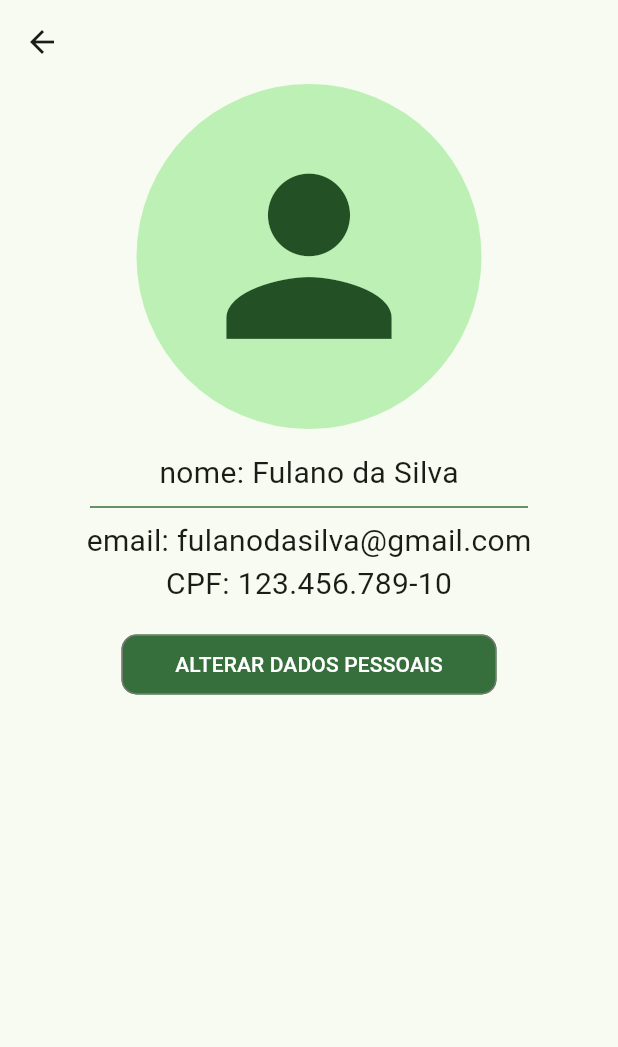
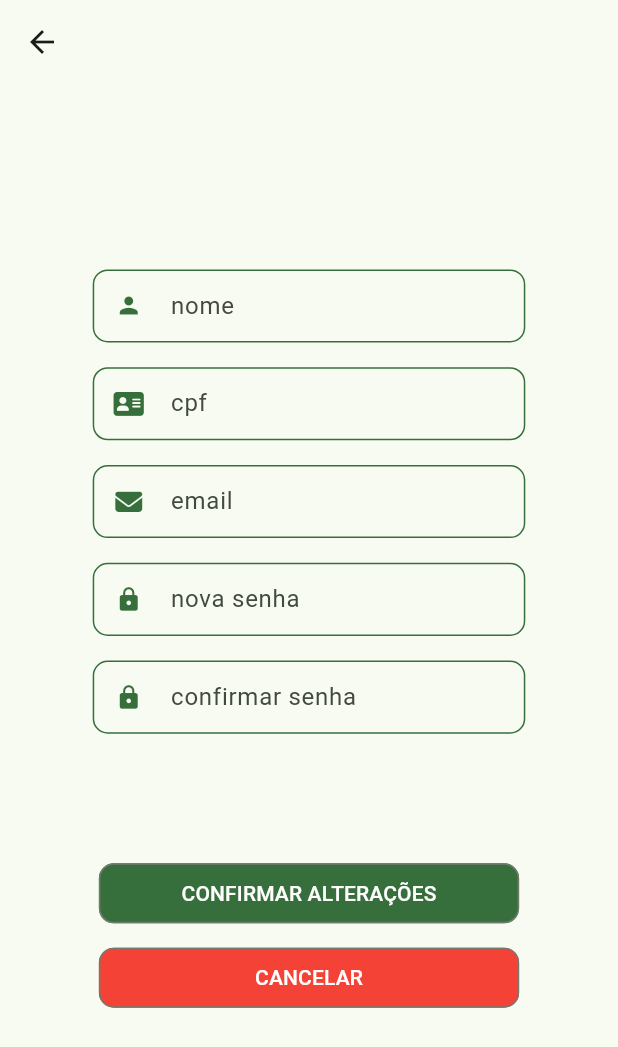
Before and after one commit to Draminhon/InvenTur, a Flutter app: the ContaPesquisador screen opened by its route, after a tap on "ALTERAR DADOS PESSOAIS", on a phone screen of 412 x 824 dp. Shown: the top 1047 px of the screen. Run offline on Flutter 3.47's test engine with Material 3 defaults, Android fonts, the phone set to English and light mode, and no system bars; our stand-ins replace font_awesome_flutter, google_fonts, mask_text_input_formatter.

Commit message:
adicionando a opção de alterar cadastro no perfil do pesquisador

```diff
--- a/src/inventur/lib/main.dart
+++ b/src/inventur/lib/main.dart
@@ -15,6 +15,7 @@ import 'package:inventur/pages/recover/passwordrecover_page.dart';
 import 'package:inventur/pages/home/Pesquisador/forms/formB.dart';
 import 'package:inventur/pages/home/Pesquisador/forms/formC.dart';
 import 'package:inventur/pages/home/Pesquisador/perfil_pesquisador.dart';
+import 'package:inventur/pages/home/Pesquisador/alterarDados-pesquisador.dart';
 
 void main() {
   WidgetsFlutterBinding.ensureInitialized();
@@ -50,7 +51,8 @@ class MyApp extends StatelessWidget {
         '/FormB': (_) => FormularioB(),
         '/FormC': (_) => FormularioC(),
         '/A': (_) => A(),
-        '/PerfilPesquisador': (_) => ContaPesquisador()
+        '/PerfilPesquisador': (_) => ContaPesquisador(),
+        '/AlterarDados': (_) => AlterarCadastro()
       },
     );
   }
--- /dev/null
+++ b/src/inventur/lib/pages/home/Pesquisador/alterarDados-pesquisador.dart
@@ -0,0 +1,162 @@
+import 'package:flutter/material.dart';
+import 'package:font_awesome_flutter/font_awesome_flutter.dart';
+
+class AlterarCadastro extends StatelessWidget {
+  @override
+  Widget build(BuildContext context) {
+    final sizeScreen = MediaQuery.sizeOf(context);
+    return Scaffold(
+        appBar: AppBar(),
+        body: SingleChildScrollView(
+            padding: EdgeInsets.only(top: sizeScreen.height * 0.15),
+            child: Padding(
+                padding: EdgeInsets.only(
+                  left: sizeScreen.width * 0.15,
+                  right: sizeScreen.width * 0.15,
+                ),
+                child: Container(
+                  child: Form(
+                      child: Column(
+                    children: [
+                      TextField(
+                        decoration: InputDecoration(
+                            prefixIcon: const Icon(
+                              Icons.person,
+                              color: Color.fromARGB(255, 55, 111, 60),
+                            ),
+                            enabledBorder: OutlineInputBorder(
+                                borderRadius: BorderRadius.circular(10),
+                                borderSide: const BorderSide(
+                                    color: Color.fromARGB(255, 55, 111, 60),
+                                    style: BorderStyle.solid)),
+                            hintText: 'nome',
+                            isDense: true,
+                            contentPadding:
+                                EdgeInsets.all(sizeScreen.height * 0.015),
+                            border: OutlineInputBorder(
+                                borderRadius: BorderRadius.circular(10))),
+                      ),
+                      SizedBox(
+                        height: sizeScreen.height * 0.02,
+                      ),
+                      TextField(
+                        decoration: InputDecoration(
+                            prefixIcon: const Icon(
+                              FontAwesomeIcons.solidAddressCard,
+                              color: Color.fromARGB(255, 55, 111, 60),
+                            ),
+                            enabledBorder: OutlineInputBorder(
+                                borderRadius: BorderRadius.circular(10),
+                                borderSide: const BorderSide(
+                                    color: Color.fromARGB(255, 55, 111, 60),
+                                    style: BorderStyle.solid)),
+                            hintText: 'cpf',
+                            isDense: true,
+                            contentPadding:
+                                EdgeInsets.all(sizeScreen.height * 0.015),
+                            border: OutlineInputBorder(
+                                borderRadius: BorderRadius.circular(10))),
+                      ),
+                      SizedBox(
+                        height: sizeScreen.height * 0.02,
+                      ),
+                      TextField(
+                        decoration: InputDecoration(
+                            prefixIcon: const Icon(
+                              FontAwesomeIcons.solidEnvelope,
+                              color: Color.fromARGB(255, 55, 111, 60),
+                            ),
+                            enabledBorder: OutlineInputBorder(
+                                borderRadius: BorderRadius.circular(10),
+                                borderSide: const BorderSide(
+                                    color: Color.fromARGB(255, 55, 111, 60))),
+                            hintText: 'email',
+                            isDense: true,
+                            contentPadding:
+                                EdgeInsets.all(sizeScreen.height * 0.015),
+                            border: OutlineInputBorder(
+                                borderRadius: BorderRadius.circular(10))),
+                      ),
+                      SizedBox(
+                        height: sizeScreen.height * 0.02,
+                      ),
+                      TextField(
+                        decoration: InputDecoration(
+                            prefixIcon: const Icon(
+                              Icons.lock,
+                              color: Color.fromARGB(255, 55, 111, 60),
+                            ),
+                            enabledBorder: OutlineInputBorder(
+                                borderRadius: BorderRadius.circular(10),
+                                borderSide: const BorderSide(
+                                    color: Color.fromARGB(255, 55, 111, 60))),
+                            hintText: 'nova senha',
+                            isDense: true,
+                            contentPadding:
+                                EdgeInsets.all(sizeScreen.height * 0.015),
+                            border: OutlineInputBorder(
+                                borderRadius: BorderRadius.circular(10))),
+                      ),
+                      SizedBox(
+                        height: sizeScreen.height * 0.02,
+                      ),
+                      TextField(
+                        decoration: InputDecoration(
+                            prefixIcon: const Icon(
+                              Icons.lock,
+                              color: Color.fromARGB(255, 55, 111, 60),
+                            ),
+                            enabledBorder: OutlineInputBorder(
+                              borderRadius: BorderRadius.circular(10),
+                              borderSide: const BorderSide(
+                                  color: Color.fromARGB(255, 55, 111, 60)),
+                            ),
+                            hintText: 'confirmar senha',
+                            isDense: true,
+                            contentPadding:
+                                EdgeInsets.all(sizeScreen.height * 0.015),
+                            border: OutlineInputBorder(
+                                borderRadius: BorderRadius.circular(10))),
+                      ),
+                      SizedBox(
+                        height: sizeScreen.height * 0.1,
+                      ),
+                      SizedBox(
+                          width: sizeScreen.width * 0.68,
+                          child: OutlinedButton(
+                              onPressed: () => showDialog(
+                                  context: context,
+                                  builder: (BuildContext context) {
+                                    return AlertDialog(content: Container(height: sizeScreen.height * 0.1,child: Text("Dados alterados com sucesso!", style: TextStyle(fontSize: sizeScreen.width * 0.05),),));
+                                  }),
+                              style: OutlinedButton.styleFrom(
+                                  backgroundColor:
+                                      const Color.fromARGB(255, 55, 111, 60),
+                                  shape: RoundedRectangleBorder(
+                                      borderRadius:
+                                          BorderRadius.circular(10))),
+                              child: const Text(
+                                'CONFIRMAR ALTERAÇÕES',
+                                style: TextStyle(color: Colors.white),
+                              ))),
+                      SizedBox(
+                        height: sizeScreen.height * 0.01,
+                      ),
+                      SizedBox(
+                          width: sizeScreen.width * 0.68,
+                          child: OutlinedButton(
+                              onPressed: () => Navigator.pop(context),
+                              child: const Text(
+                                'CANCELAR',
+                                style: TextStyle(color: Colors.white),
+                              ),
+                              style: OutlinedButton.styleFrom(
+                                  backgroundColor: Colors.red,
+                                  shape: RoundedRectangleBorder(
+                                      borderRadius:
+                                          BorderRadius.circular(10)))))
+                    ],
+                  )),
+                ))));
+  }
+}
--- a/src/inventur/lib/pages/home/Pesquisador/perfil_pesquisador.dart
+++ b/src/inventur/lib/pages/home/Pesquisador/perfil_pesquisador.dart
@@ -1,59 +1,71 @@
 import 'package:flutter/material.dart';
+import 'package:font_awesome_flutter/font_awesome_flutter.dart';
 
 class ContaPesquisador extends StatelessWidget {
   const ContaPesquisador({super.key});
 
   @override
   Widget build(BuildContext context) {
+    final  screenSize = MediaQuery.sizeOf(context);
     return Scaffold(
       appBar: AppBar(),
-      body: Center(
-          child: Column(
+      body: Column(
         children: [
-          const CircleAvatar(
-            maxRadius: 115,
+           CircleAvatar(
+            maxRadius: screenSize.height * 0.15,
             child: Icon(
               Icons.person,
-              size: 165,
+              size: screenSize.height * 0.15,
             ),
           ),
           Container(
 
-            padding: const EdgeInsets.only(top: 15, bottom: 15),
-            child: const Column(children: [
-              Text(
-                'nome: Fulano da Silva',
+            padding: EdgeInsets.only(top: screenSize.height * 0.03),
+            child:  Column(mainAxisAlignment: MainAxisAlignment.end,children: [
+              const Text(
+                'Fulano da Silva',
                 style: TextStyle(
                   fontSize: 20,
                 ),
+                textAlign: TextAlign.start
               ),
-              Divider(
-                color: const Color.fromARGB(255, 55, 111, 60),
+              const Divider(
+                color: Color.fromARGB(255, 55, 111, 60),
                 endIndent: 60,
                 indent: 60,
               ),
-              Text(
-                'email: fulanodasilva@gmail.com',
-                style: TextStyle(
-                  fontSize: 20,
-                ),
-              ),
+              SizedBox(height: screenSize.height * 0.05,),
+
+             Container(
+              width: screenSize.width * 0.8,
+              child:
+              Column(children: [
+               Row(mainAxisAlignment: MainAxisAlignment.start,children:[
+              Icon(FontAwesomeIcons.solidEnvelope, color: Color.fromARGB(255, 55, 111, 60),),
+              Padding(padding: EdgeInsets.only(left: screenSize.width * 0.02), child:
+              Text('fulanodasilva@gmail.com', style: TextStyle(fontSize: 18),)
+              )
+             ],),
+
+              SizedBox(height: screenSize.height * 0.02,),
+              Row(mainAxisAlignment: MainAxisAlignment.start,children: [
+              Icon(FontAwesomeIcons.solidAddressCard, color: Color.fromARGB(255, 55, 111, 60),),
+              Padding(padding: EdgeInsets.only(left: screenSize.width * 0.02)),
+              Text('123.456.789-10',  style: TextStyle(fontSize: 18),)
+
+             ],)
+             ]),
 
 
-              Text(
-                'CPF: 123.456.789-10',
-                style: TextStyle(
-                  fontSize: 20,
-                ),
-                textAlign: TextAlign.start,
-              ),
 
-            ]),
-          ),
+            )  ]),
+          )
+          ,
+          SizedBox(height: screenSize.height * 0.2,),
           SizedBox(
               width: 250,
               child: OutlinedButton(
-                onPressed: () => print('sex'),
+                onPressed: () => Navigator.pushNamed(context, '/AlterarDados'),
                 style: OutlinedButton.styleFrom(
                     shape: RoundedRectangleBorder(
                         borderRadius: BorderRadius.circular(10)),
@@ -64,7 +76,7 @@ class ContaPesquisador extends StatelessWidget {
                 ),
               ))
         ],
-      )),
-    );
+      ));
+
   }
 }
--- a/src/inventur/lib/pages/home/Pesquisador/pesquisador_homepage.dart
+++ b/src/inventur/lib/pages/home/Pesquisador/pesquisador_homepage.dart
@@ -10,6 +10,10 @@ class PesquisadorHome extends StatelessWidget {
     var inputFormat = DateFormat('dd/MM/yyyy');
 
     var outputFormat = DateFormat('dd/MM/yyyy');
+
+
+
+
 
     return Scaffold(
       backgroundColor: const Color.fromARGB(255, 245, 245, 245),
@@ -47,7 +51,7 @@ class PesquisadorHome extends StatelessWidget {
             top: sizeScreen.height * 0.01,
             left: sizeScreen.height * 0.02,
             right: sizeScreen.height * 0.02,
-            bottom: sizeScreen.height * 0.1,
+
           ),
           child: ListView(children: [
             ContainerWidget(
```
